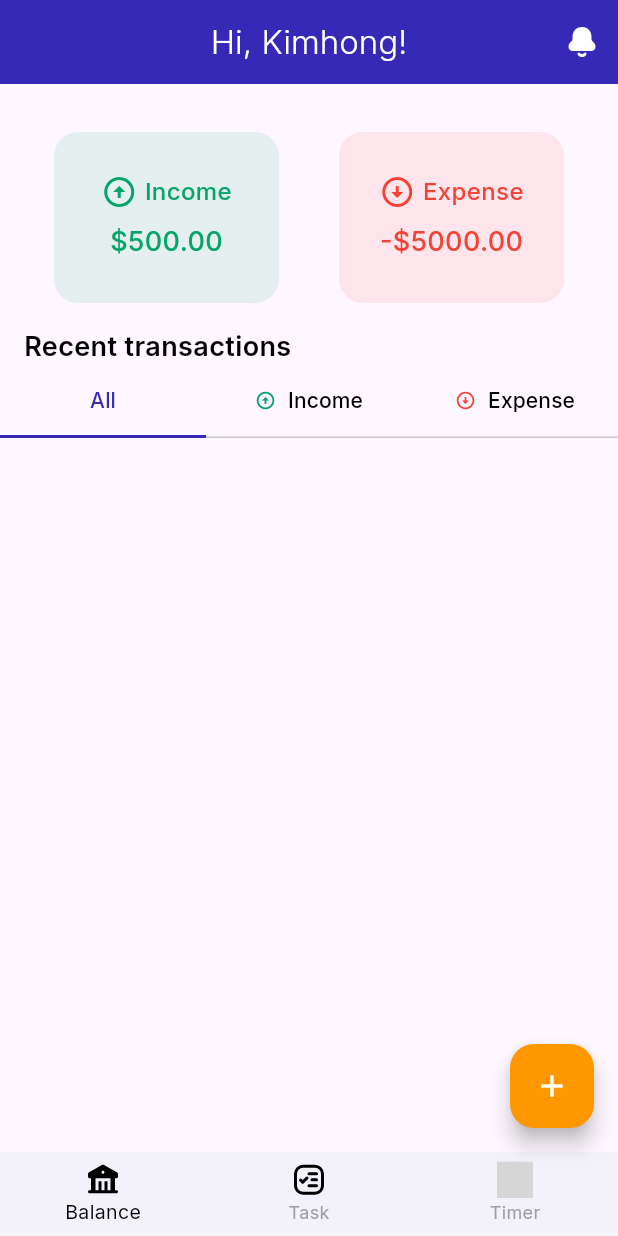
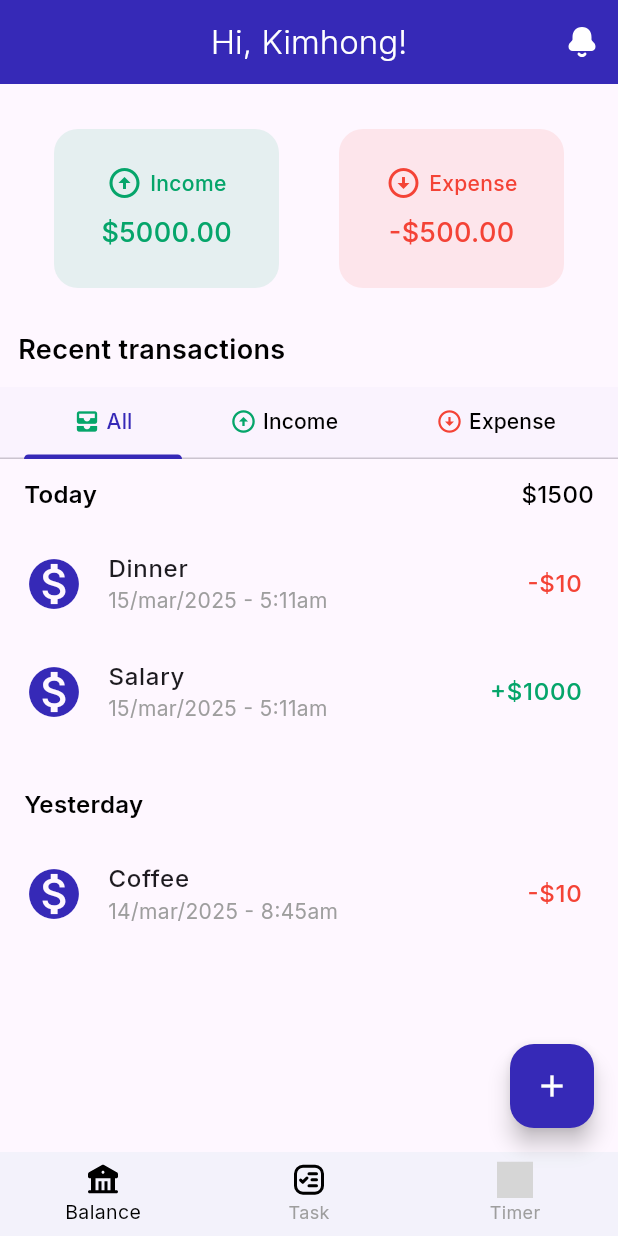
Before and after one commit to rinkimhong4/BalanceApp, a Flutter app: the screen it shows after launch, on a phone screen of 412 x 824 dp. Run offline on Flutter 3.47's test engine with Material 3 defaults, Android fonts, the phone set to English and light mode, and no system bars; our stand-ins replace flutter_svg, google_fonts; grey boxes are pictures that could not be loaded.

Commit message:
Update ,fix and modified files  lib/app.dart lib/pages/balance.dart lib/pages/task.dart lib/pages/timer.dart lib/screen/home.dart

```diff
--- a/lib/app.dart
+++ b/lib/app.dart
@@ -7,7 +7,7 @@ class MyApp extends StatelessWidget {
   @override
   Widget build(BuildContext context) {
     return MaterialApp(
-      title: 'Balance App',
+      debugShowCheckedModeBanner: false,
       theme: ThemeData(
         colorScheme: ColorScheme.fromSeed(seedColor: Colors.deepPurple),
       ),
--- a/lib/pages/balance.dart
+++ b/lib/pages/balance.dart
@@ -1,5 +1,8 @@
 import 'package:flutter/material.dart';
-import 'package:flutter_svg/svg.dart';
+import 'package:balance/widget/balance_header.dart';
+import 'package:balance/widget/budget_summary_card.dart';
+import 'package:balance/widget/transaction_list.dart';
+import 'package:balance/widget/transaction_section.dart';
 import 'package:google_fonts/google_fonts.dart';
 
 class BalanceScreen extends StatefulWidget {
@@ -15,24 +18,24 @@ class _BalanceScreenState extends State<BalanceScreen> {
     Icons.arrow_circle_up_sharp,
     Icons.arrow_circle_down_sharp,
   ];
-  final List _dBudget = ['\$500.00', '-\$5000.00'];
-  final List _colorBudget = [const Color(0xFF05a56a), Colors.red];
-  final Color primaryColor = const Color(0xFF3629B7);
+  final List _dBudget = ['\$5000.00', '-\$500.00'];
+  final List _colorBudget = [Color(0xFF05a56a), Colors.red];
 
-  // Sample transaction data
   final List<Map<String, dynamic>> _transactions = [
     {
       'date': 'Today',
       'items': [
         {
           'title': 'Dinner',
-          'datetime': '15/mar/2025-5:11am',
+          'datetime': '15/mar/2025 - 5:11am',
           'amount': '-\$10',
+          'isIncome': false,
         },
         {
           'title': 'Salary',
-          'datetime': '15/mar/2025-5:11am',
+          'datetime': '15/mar/2025 - 5:11am',
           'amount': '+\$1000',
+          'isIncome': true,
         },
       ],
       'total': '\$1500',
@@ -42,8 +45,9 @@ class _BalanceScreenState extends State<BalanceScreen> {
       'items': [
         {
           'title': 'Coffee',
-          'datetime': '15/mar/2025-5:11am',
+          'datetime': '14/mar/2025 - 8:45am',
           'amount': '-\$10',
+          'isIncome': false,
         },
       ],
     },
@@ -54,154 +58,157 @@ class _BalanceScreenState extends State<BalanceScreen> {
     return DefaultTabController(
       length: 3,
       child: Scaffold(
-        appBar: _appBar,
-        body: _builBody,
-        floatingActionButton: FloatingActionButton(
-          onPressed: () {},
-          backgroundColor: Colors.orange,
-          child: const Icon(Icons.add, color: Colors.white),
+        appBar: BalanceHeader(
+          userName: 'Kimhong',
+          // onLeadingPressed: () {},
+          onBellPressed: () {},
         ),
-      ),
-    );
-  }
-
-  get _builBody => CustomScrollView(
+        body: CustomScrollView(
           slivers: [
             SliverToBoxAdapter(
               child: Container(
-          padding: const EdgeInsets.only(top: 16),
-          margin: const EdgeInsets.all(16),
-          height: 130,
+                padding: EdgeInsets.only(top: 14),
+                margin: EdgeInsets.all(16),
+                height: 120,
                 width: double.infinity,
                 child: Row(
                   mainAxisAlignment: MainAxisAlignment.spaceAround,
                   children: List.generate(
                     _titleBudget.length,
-              (index) => Container(
-                padding: const EdgeInsets.all(16),
-                width: 150,
-                decoration: BoxDecoration(
-                  color: _colorBudget[index].withOpacity(0.1),
-                  borderRadius: BorderRadius.circular(16),
+                    (index) => BudgetSummaryCard(
+                      title: _titleBudget[index],
+                      icon: _iconBudget[index],
+                      amount: _dBudget[index],
+                      color: _colorBudget[index],
                     ),
-                child: Column(
+                  ),
+                ),
+              ),
+            ),
+            SliverToBoxAdapter(child: TransactionSection()),
+            SliverPersistentHeader(
+              delegate: _SliverTabBarDelegate(
+                TabBar(
+                  indicatorColor: Color(0xFF3629B7),
+                  indicatorSize: TabBarIndicatorSize.label,
+                  labelColor: Color(0xFF3629B7),
+                  unselectedLabelColor: Colors.black,
+                  tabs: [
+                    SingleChildScrollView(
+                      child: Row(
                         mainAxisAlignment: MainAxisAlignment.center,
                         children: [
-                    Row(
-                      mainAxisAlignment: MainAxisAlignment.center,
-                      children: [
-                        Icon(_iconBudget[index], color: _colorBudget[index]),
-                        const SizedBox(width: 5),
-                        Text(
-                          _titleBudget[index],
-                          style: GoogleFonts.inter(
-                            fontSize: 16,
-                            fontWeight: FontWeight.w500,
-                            color: _colorBudget[index],
+                          Icon(
+                            Icons.all_inbox,
+                            color: Color(0xFF05a56a),
+                            size: 18,
+                          ),
+                          SizedBox(width: 4),
+                          Tab(
+                            child: Text(
+                              'All',
+                              style: GoogleFonts.inter(fontSize: 14),
                             ),
                           ),
                         ],
                       ),
-                    const SizedBox(height: 8),
-                    Row(
-                      mainAxisAlignment: MainAxisAlignment.center,
+                    ),
+                    Tab(
+                      child: Row(
                         children: [
+                          Icon(
+                            Icons.arrow_circle_up_sharp,
+                            color: Color(0xFF05a56a),
+                            size: 18,
+                          ),
+                          SizedBox(width: 4),
                           Text(
-                          _dBudget[index],
-                          style: GoogleFonts.inter(
-                            fontSize: 18,
-                            fontWeight: FontWeight.w500,
-                            color: _colorBudget[index],
+                            'Income',
+                            style: GoogleFonts.inter(fontSize: 14),
+                          ),
+                        ],
                       ),
                     ),
-                      ],
+                    SingleChildScrollView(
+                      child: Tab(
+                        child: Row(
+                          children: [
+                            Icon(
+                              Icons.arrow_circle_down_sharp,
+                              color: Colors.red,
+                              size: 18,
+                            ),
+                            SizedBox(width: 4),
+                            Text(
+                              'Expense',
+                              style: GoogleFonts.inter(fontSize: 14),
                             ),
                           ],
                         ),
                       ),
                     ),
+                  ],
+                ),
+                Color(0xFF3629B7),
               ),
             ),
-      ),
-      SliverToBoxAdapter(
-        child: Padding(
-          padding: const EdgeInsets.symmetric(horizontal: 16),
-          child: Text(
-            'Recent transactions',
-            style: GoogleFonts.inter(
-              fontSize: 18,
-              fontWeight: FontWeight.w600,
-              color: Colors.black,
-            ),
-          ),
-        ),
-      ),
-      SliverToBoxAdapter(child: _tabBarBottom),
             SliverFillRemaining(
               child: TabBarView(
                 children: [
-            ///==================================
+                  TransactionList(
+                    transactions: _transactions,
+                    incomeColor: Color(0xFF05a56a),
+                    expenseColor: Colors.red,
+                    transactionType: 'All',
+                  ),
+                  TransactionList(
+                    transactions: _transactions,
+                    incomeColor: Color(0xFF05a56a),
+                    expenseColor: Colors.red,
+                    transactionType: 'Income',
+                  ),
+                  TransactionList(
+                    transactions: _transactions,
+                    incomeColor: Color(0xFF05a56a),
+                    expenseColor: Colors.red,
+                    transactionType: 'Expense',
+                  ),
                 ],
               ),
             ),
           ],
-  );
-
-  get _appBar => AppBar(
-    title: Text(
-      'Hi, Kimhong!',
-      style: GoogleFonts.inter(
-        fontSize: 22,
-        fontWeight: FontWeight.w300,
-        color: Colors.white,
+        ),
+        floatingActionButton: FloatingActionButton(
+          onPressed: () {},
+          backgroundColor: Color(0xFF3629B7),
+          child: Icon(Icons.add, color: Colors.white),
         ),
       ),
-    centerTitle: true,
-    backgroundColor: primaryColor,
-    actions: [
-      IconButton(
-        onPressed: () {},
-        icon: SvgPicture.asset('assets/Bell.svg', width: 24, height: 24),
-      ),
-    ],
-  );
-
-  get _tabBarBottom => TabBar(
-    indicatorColor: primaryColor,
-    indicatorSize: TabBarIndicatorSize.tab,
-    labelColor: primaryColor,
-    unselectedLabelColor: Colors.black,
-    tabs: [
-      Tab(
-        child: Row(
-          mainAxisAlignment: MainAxisAlignment.center,
-          children: [Text('All', style: GoogleFonts.inter(fontSize: 14))],
-        ),
-      ),
-      Tab(
-        child: Row(
-          mainAxisAlignment: MainAxisAlignment.center,
-          children: [
-            Icon(Icons.arrow_circle_up_sharp, size: 14, color: _colorBudget[0]),
-            const SizedBox(width: 8),
-            Text('Income', style: GoogleFonts.inter(fontSize: 14)),
-          ],
-        ),
-      ),
-      Tab(
-        child: Row(
-          mainAxisAlignment: MainAxisAlignment.center,
-          children: [
-            Icon(
-              Icons.arrow_circle_down_sharp,
-              size: 14,
-              color: _colorBudget[1],
-            ),
-            const SizedBox(width: 8),
-            Text('Expense', style: GoogleFonts.inter(fontSize: 14)),
-          ],
-        ),
-      ),
-    ],
     );
   }
+}
+
+class _SliverTabBarDelegate extends SliverPersistentHeaderDelegate {
+  _SliverTabBarDelegate(this._tabBar, this.primaryColor);
+
+  final TabBar _tabBar;
+  final Color primaryColor;
+
+  @override
+  double get minExtent => _tabBar.preferredSize.height;
+
+  @override
+  double get maxExtent => _tabBar.preferredSize.height;
+
+  @override
+  Widget build(
+    BuildContext context,
+    double shrinkOffset,
+    bool overlapsContent,
+  ) {
+    return Container(color: primaryColor.withAlpha(5), child: _tabBar);
+  }
+
+  @override
+  bool shouldRebuild(_SliverTabBarDelegate oldDelegate) => false;
+}
--- a/lib/pages/task.dart
+++ b/lib/pages/task.dart
@@ -29,6 +29,10 @@ class _TaskScreenState extends State<TaskScreen> {
     Task(title: 'Clean room', isCompleted: true),
     Task(title: 'Do Homework', isCompleted: false),
     Task(title: 'Running', isCompleted: false),
+    Task(title: 'Clean ', isCompleted: true),
+    Task(title: 'Clean room', isCompleted: true),
+    Task(title: 'Clean room', isCompleted: true),
+    Task(title: 'Clean rroom', isCompleted: true),
   ];
 
   get _filteredTasks =>
@@ -122,10 +126,7 @@ class _TaskScreenState extends State<TaskScreen> {
         floatingActionButton: FloatingActionButton.extended(
           backgroundColor: primaryColor,
           onPressed: null,
-          label: const Text(
-            'Add New Task',
-            style: TextStyle(color: Colors.white),
-          ),
+          label: const Text('Add New', style: TextStyle(color: Colors.white)),
           icon: const Icon(Icons.add, color: Colors.white),
         ),
       ),
@@ -179,7 +180,8 @@ class TaskItem extends StatelessWidget {
                 ),
               ],
             ),
-            Row(
+            SingleChildScrollView(
+              child: Row(
                 children: [
                   Icon(
                     task.isCompleted
@@ -187,8 +189,10 @@ class TaskItem extends StatelessWidget {
                         : Icons.radio_button_unchecked,
                     color: task.isCompleted ? Colors.green : Colors.grey,
                   ),
+                  const SizedBox(width: 14),
                   Icon(Icons.delete, color: Colors.red),
                 ],
+              ),
             ),
           ],
         ),
--- a/lib/pages/timer.dart
+++ b/lib/pages/timer.dart
@@ -29,8 +29,8 @@ Widget _buildFloatingActionButton(BuildContext context) {
 
 const Color primaryColor = Color(0xFF3629B7);
 const double _titleSize = 22;
-const double _tabFontSize = 14.0;
-const double _unselectedTabFontSize = 12.0;
+const double _tabFontSize = 16.0;
+const double _unselectedTabFontSize = 15.0;
 
 PreferredSizeWidget get _appBar => AppBar(
   title: Text(
@@ -49,14 +49,32 @@ PreferredSizeWidget get _appBar => AppBar(
       icon: SvgPicture.asset('assets/Bell.svg', width: 24, height: 24),
     ),
   ],
-  bottom: const TabBar(
+  bottom: TabBar(
     labelColor: Colors.white,
     indicatorSize: TabBarIndicatorSize.tab,
     indicatorColor: Colors.white,
     unselectedLabelColor: Colors.white60,
     labelStyle: TextStyle(fontSize: _tabFontSize),
     unselectedLabelStyle: TextStyle(fontSize: _unselectedTabFontSize),
-    tabs: [Tab(text: 'Timer'), Tab(text: 'Alarm')],
+    tabs: [
+      Row(
+        mainAxisAlignment: MainAxisAlignment.center,
+        children: [
+          Icon(Icons.timer_sharp, color: Colors.white, size: 18),
+          SizedBox(width: 14),
+
+          Tab(text: 'Timer'),
+        ],
+      ),
+      Row(
+        mainAxisAlignment: MainAxisAlignment.center,
+        children: [
+          Icon(Icons.alarm, color: Colors.white, size: 18),
+          SizedBox(width: 14),
+          Tab(text: 'Alarm'),
+        ],
+      ),
+    ],
   ),
 );
 
--- a/lib/screen/home.dart
+++ b/lib/screen/home.dart
@@ -35,6 +35,7 @@ class _HomeState extends State<Home> {
           width: _iconsSize,
           height: _iconsSize,
         ),
+
         label: 'Balance',
       ),
       BottomNavigationBarItem(
--- /dev/null
+++ b/lib/widget/balance_header.dart
@@ -0,0 +1,48 @@
+import 'package:flutter/material.dart';
+import 'package:flutter_svg/flutter_svg.dart';
+import 'package:google_fonts/google_fonts.dart';
+
+class BalanceHeader extends StatelessWidget implements PreferredSizeWidget {
+  final String userName;
+  final VoidCallback onBellPressed;
+  //final VoidCallback onLeadingPressed;
+
+  const BalanceHeader({
+    super.key,
+    required this.userName,
+    required this.onBellPressed,
+    // required this.onLeadingPressed,
+  });
+
+  @override
+  Widget build(BuildContext context) {
+    return AppBar(
+      // leading: leadingApp,
+      title: Text(
+        'Hi, $userName!',
+        style: GoogleFonts.inter(
+          fontSize: 22,
+          fontWeight: FontWeight.w300,
+          color: Colors.white,
+        ),
+      ),
+      centerTitle: true,
+      backgroundColor: const Color(0xFF3629B7),
+      actions: [
+        IconButton(
+          onPressed: onBellPressed,
+          icon: SvgPicture.asset('assets/Bell.svg', width: 24, height: 24),
+        ),
+      ],
+    );
+  }
+
+  @override
+  get preferredSize => const Size.fromHeight(kToolbarHeight);
+  // Write more for appBar here
+
+  // get leadingApp => IconButton(
+  //   onPressed: onLeadingPressed,
+  //   icon: const Icon(Icons.menu, color: Colors.white),
+  // );
+}
--- /dev/null
+++ b/lib/widget/budget_summary_card.dart
@@ -0,0 +1,60 @@
+import 'package:flutter/material.dart';
+import 'package:google_fonts/google_fonts.dart';
+
+// budget_summary card builds a card that displays budget summary information
+// such as title, icon, amount, and color.
+class BudgetSummaryCard extends StatelessWidget {
+  final String title;
+  final IconData icon;
+  final String amount;
+  final Color color;
+
+  const BudgetSummaryCard({
+    super.key,
+    required this.title,
+    required this.icon,
+    required this.amount,
+    required this.color,
+  });
+
+  @override
+  Widget build(BuildContext context) {
+    return Container(
+      padding: const EdgeInsets.all(16),
+      width: 150,
+      decoration: BoxDecoration(
+        color: color.withValues(alpha: 0.1),
+        borderRadius: BorderRadius.circular(16),
+      ),
+      child: Column(
+        mainAxisAlignment: MainAxisAlignment.center,
+        children: [
+          Row(
+            mainAxisAlignment: MainAxisAlignment.center,
+            children: [
+              Icon(icon, color: color),
+              const SizedBox(width: 5),
+              Text(
+                title,
+                style: GoogleFonts.inter(
+                  fontSize: 14,
+                  fontWeight: FontWeight.w500,
+                  color: color,
+                ),
+              ),
+            ],
+          ),
+          const SizedBox(height: 8),
+          Text(
+            amount,
+            style: GoogleFonts.inter(
+              fontSize: 18,
+              fontWeight: FontWeight.w500,
+              color: color,
+            ),
+          ),
+        ],
+      ),
+    );
+  }
+}
--- /dev/null
+++ b/lib/widget/transaction_list.dart
@@ -0,0 +1,110 @@
+import 'package:flutter/material.dart';
+import 'package:google_fonts/google_fonts.dart';
+
+class TransactionList extends StatelessWidget {
+  final List<Map<String, dynamic>> transactions;
+  final Color incomeColor;
+  final Color expenseColor;
+  final String transactionType;
+
+  const TransactionList({
+    super.key,
+    required this.transactions,
+    required this.incomeColor,
+    required this.expenseColor,
+    required this.transactionType,
+  });
+
+  @override
+  Widget build(BuildContext context) {
+    return ListView.builder(
+      padding: EdgeInsets.zero,
+      itemCount: transactions.length,
+      itemBuilder: (context, index) {
+        final group = transactions[index];
+        List<Map<String, dynamic>> filteredItems;
+
+        if (transactionType == 'All') {
+          filteredItems = group['items'] as List<Map<String, dynamic>>;
+        } else if (transactionType == 'Income') {
+          filteredItems =
+              group['items'].where((item) => item['isIncome'] as bool).toList();
+        } else {
+          filteredItems =
+              group['items']
+                  .where((item) => !(item['isIncome'] as bool))
+                  .toList();
+        }
+
+        if (filteredItems.isEmpty) return const SizedBox.shrink();
+
+        return _buildTransactionGroup(group, items: filteredItems);
+      },
+    );
+  }
+
+  Widget _buildTransactionGroup(
+    Map<String, dynamic> group, {
+    required List<Map<String, dynamic>> items,
+  }) {
+    return Column(
+      crossAxisAlignment: CrossAxisAlignment.start,
+      children: [
+        Padding(
+          padding: const EdgeInsets.symmetric(horizontal: 16, vertical: 12),
+          child: Row(
+            mainAxisAlignment: MainAxisAlignment.spaceBetween,
+            children: [
+              Text(
+                group['date'],
+                style: GoogleFonts.inter(
+                  fontSize: 16,
+                  fontWeight: FontWeight.w600,
+                  color: Colors.black,
+                ),
+              ),
+              if (group['total'] != null)
+                Text(
+                  group['total'],
+                  style: GoogleFonts.inter(
+                    fontSize: 16,
+                    fontWeight: FontWeight.w500,
+                    color: Colors.black,
+                  ),
+                ),
+            ],
+          ),
+        ),
+        ...items.map((item) {
+          return ListTile(
+            leading: const Icon(
+              Icons.monetization_on,
+              color: Color(0xFF3629B7),
+              size: 40,
+            ),
+            title: Text(
+              item['title'],
+              style: GoogleFonts.inter(
+                fontSize: 16,
+                fontWeight: FontWeight.w500,
+              ),
+            ),
+            subtitle: Text(
+              item['datetime'],
+              style: GoogleFonts.inter(fontSize: 14, color: Colors.grey),
+            ),
+            trailing: Text(
+              item['amount'],
+              style: GoogleFonts.inter(
+                fontSize: 16,
+                fontWeight: FontWeight.w500,
+                color: item['isIncome'] ? incomeColor : expenseColor,
+              ),
+            ),
+          );
+        }),
+        const SizedBox(height: 16),
+      ],
+    );
+  }
+}
--- /dev/null
+++ b/lib/widget/transaction_section.dart
@@ -0,0 +1,21 @@
+import 'package:flutter/material.dart';
+import 'package:google_fonts/google_fonts.dart';
+
+class TransactionSection extends StatelessWidget {
+  const TransactionSection({super.key});
+
+  @override
+  Widget build(BuildContext context) {
+    return Padding(
+      padding: const EdgeInsets.all(12),
+      child: Text(
+        'Recent transactions',
+        style: GoogleFonts.inter(
+          fontSize: 18,
+          fontWeight: FontWeight.w600,
+          color: Colors.black,
+        ),
+      ),
+    );
+  }
+}
```
Lines whose indentation alone changed are shown as unchanged.
